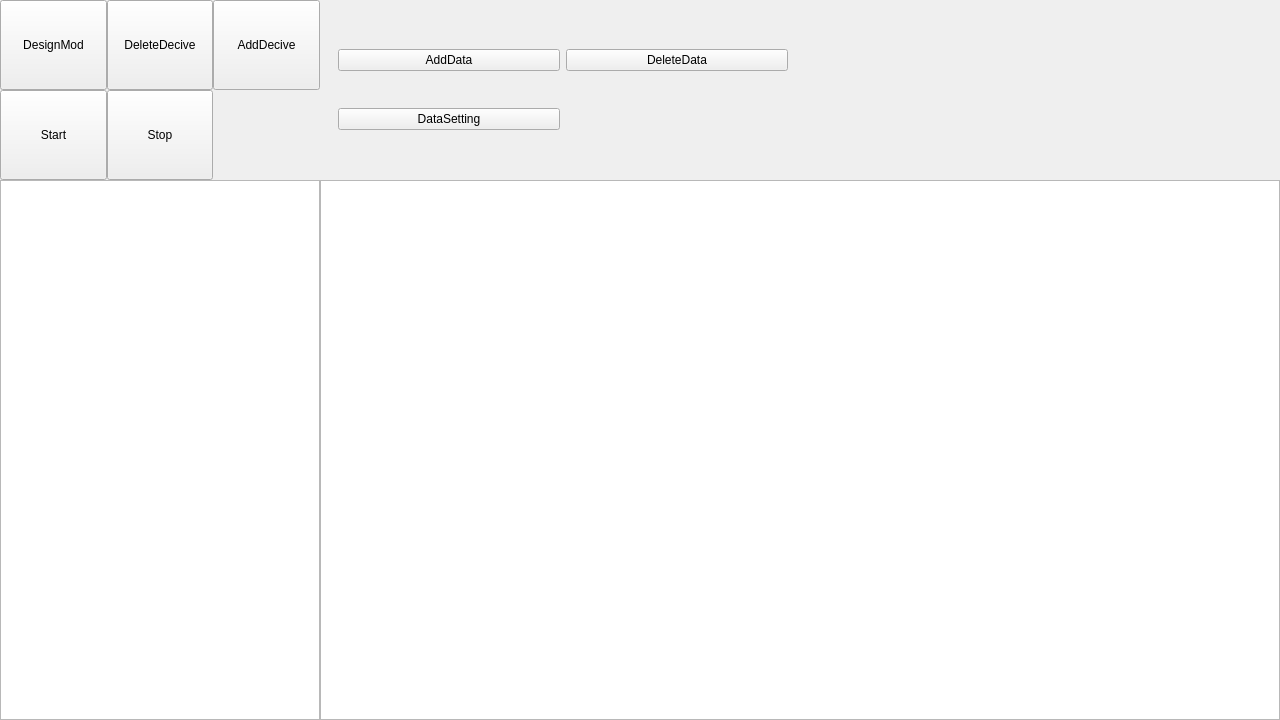
The window that ui/mainwindow.ui (Shenxian9/ConfigStudio) describes before a commit, drawn with Qt 5.
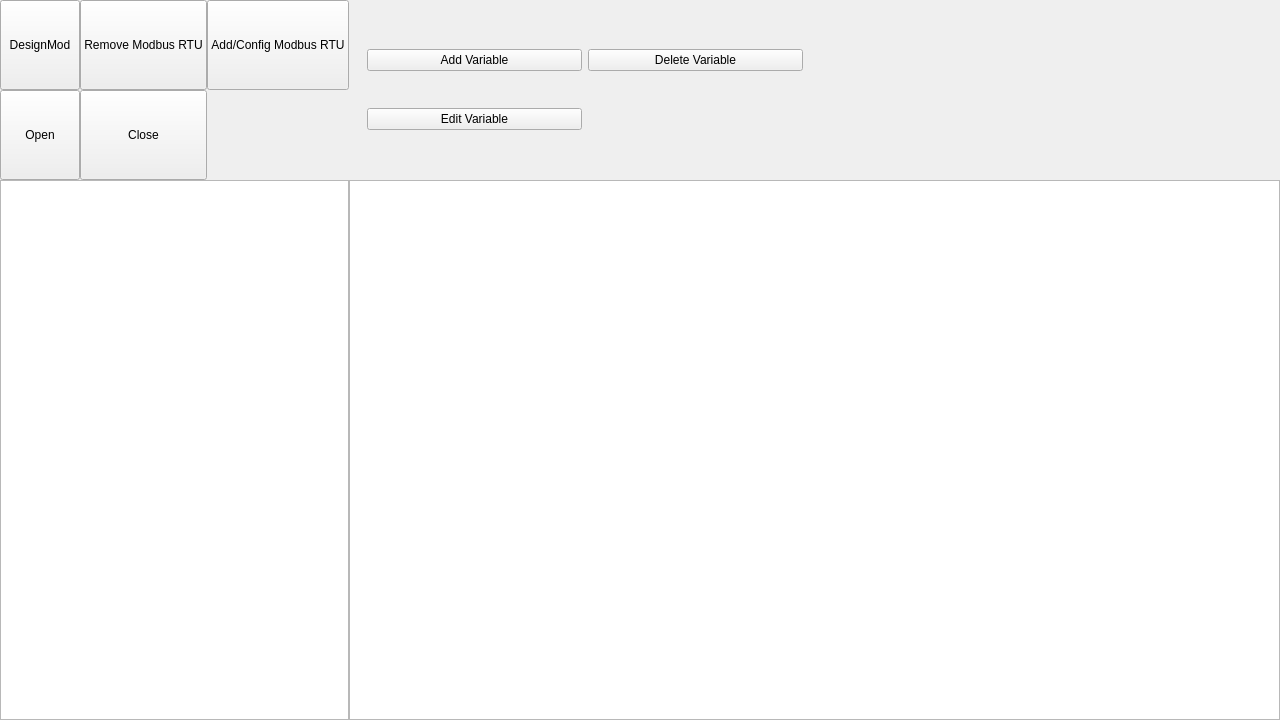
The same window after the commit. The open tabs and pages were chosen to show the change. Custom widgets are drawn as their Qt base class.

Commit message: Move datasource mode selector into reserved grid slot and shift labels to .ui texts

```diff
--- a/ui/mainwindow.ui
+++ b/ui/mainwindow.ui
@@ -494,7 +494,7 @@
                   </sizepolicy>
                  </property>
                  <property name="text">
-                  <string>AddDecive</string>
+                  <string>Add/Config Modbus RTU</string>
                  </property>
                 </widget>
                </item>
@@ -507,7 +507,7 @@
                   </sizepolicy>
                  </property>
                  <property name="text">
-                  <string>Start</string>
+                  <string>Open</string>
                  </property>
                 </widget>
                </item>
@@ -520,17 +520,7 @@
                   </sizepolicy>
                  </property>
                  <property name="text">
-                  <string>Stop</string>
-                 </property>
-                </widget>
-               </item>
-               <item row="1" column="3">
-                <widget class="QWidget" name="widget_8" native="true">
-                 <property name="sizePolicy">
-                  <sizepolicy hsizetype="Expanding" vsizetype="Expanding">
-                   <horstretch>0</horstretch>
-                   <verstretch>0</verstretch>
-                  </sizepolicy>
+                  <string>Close</string>
                  </property>
                 </widget>
                </item>
@@ -543,7 +533,7 @@
                   </sizepolicy>
                  </property>
                  <property name="text">
-                  <string>DeleteDecive</string>
+                  <string>Remove Modbus RTU</string>
                  </property>
                 </widget>
                </item>
@@ -601,21 +591,21 @@
                      <item row="0" column="0">
                       <widget class="QPushButton" name="pushButton_10">
                        <property name="text">
-                        <string>AddData</string>
+                        <string>Add Variable</string>
                        </property>
                       </widget>
                      </item>
                      <item row="0" column="1">
                       <widget class="QPushButton" name="pushButton_11">
                        <property name="text">
-                        <string>DeleteData</string>
+                        <string>Delete Variable</string>
                        </property>
                       </widget>
                      </item>
                      <item row="1" column="0">
                       <widget class="QPushButton" name="pushButton_12">
                        <property name="text">
-                        <string>DataSetting</string>
+                        <string>Edit Variable</string>
                        </property>
                       </widget>
                      </item>
```
The commit also changes 1 other file.
